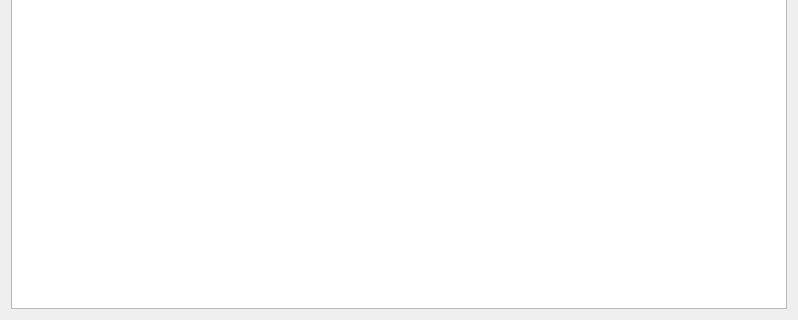
Qt form src/gui/src/tabs/monitors-tab.ui (Bionus/imgbrd-grabber) before a commit; both pictures show x 0 to 798 and y 211 to 531 of the 798 by 531 pixel window.
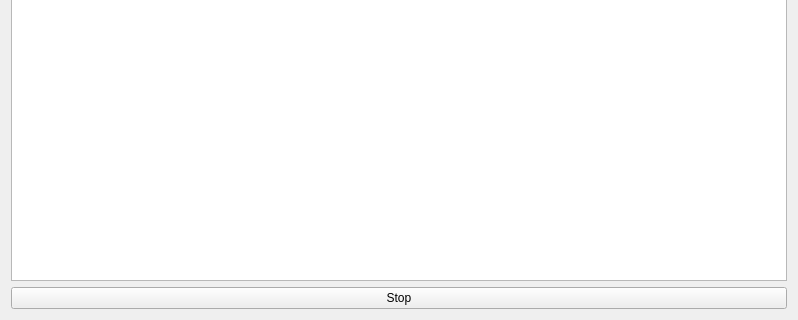
The same form after that commit. Icons and pictures are not drawn. Custom widgets are drawn as their Qt base class.

Commit message: Add button to disable monitoring (fix #1745)

```diff
--- a/src/gui/src/tabs/monitors-tab.ui
+++ b/src/gui/src/tabs/monitors-tab.ui
@@ -29,7 +29,7 @@
    <iconset resource="../../resources/resources.qrc">
     <normaloff>:/images/icon.ico</normaloff>:/images/icon.ico</iconset>
   </property>
-  <layout class="QVBoxLayout" name="verticalLayout" stretch="0">
+  <layout class="QVBoxLayout" name="verticalLayout" stretch="0,0">
    <item>
     <widget class="ToggleColumnsTableView" name="tableMonitors">
      <property name="contextMenuPolicy">
@@ -46,6 +46,17 @@
      </property>
     </widget>
    </item>
+   <item>
+    <layout class="QHBoxLayout" name="layoutStatus" stretch="0">
+     <item>
+      <widget class="QPushButton" name="buttonToggle">
+       <property name="text">
+        <string>Stop</string>
+       </property>
+      </widget>
+     </item>
+    </layout>
+   </item>
   </layout>
  </widget>
  <customwidgets>
```
Left out of the diff: 17 changed lines with no effect on the pictures. The commit also changes 4 other files.
